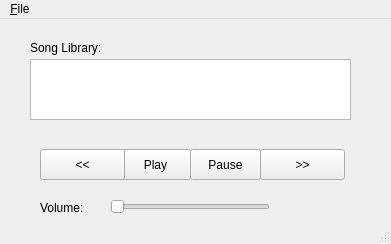
Before: the Qt Designer form MainWindow.ui in Jsinclairisto/QT_Project, drawn with Qt 5.
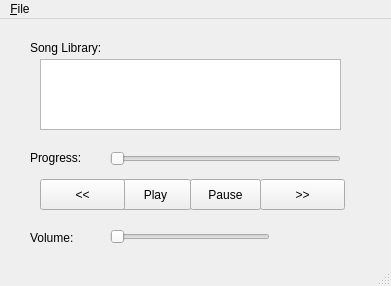
After: the same form once the commit is applied.

Commit message: 5th commit of qt music player. The progress bar works!

Diff of the .ui file:
```diff
--- a/MainWindow.ui
+++ b/MainWindow.ui
@@ -7,7 +7,7 @@
     <x>0</x>
     <y>0</y>
     <width>391</width>
-    <height>244</height>
+    <height>286</height>
    </rect>
   </property>
   <property name="windowTitle">
@@ -18,7 +18,7 @@
     <property name="geometry">
      <rect>
       <x>120</x>
-      <y>130</y>
+      <y>160</y>
       <width>71</width>
       <height>31</height>
      </rect>
@@ -31,7 +31,7 @@
     <property name="geometry">
      <rect>
       <x>260</x>
-      <y>130</y>
+      <y>160</y>
       <width>85</width>
       <height>31</height>
      </rect>
@@ -44,7 +44,7 @@
     <property name="geometry">
      <rect>
       <x>40</x>
-      <y>130</y>
+      <y>160</y>
       <width>85</width>
       <height>31</height>
      </rect>
@@ -56,8 +56,8 @@
    <widget class="QLabel" name="label">
     <property name="geometry">
      <rect>
-      <x>40</x>
-      <y>180</y>
+      <x>30</x>
+      <y>210</y>
       <width>67</width>
       <height>17</height>
      </rect>
@@ -70,7 +70,7 @@
     <property name="geometry">
      <rect>
       <x>110</x>
-      <y>180</y>
+      <y>210</y>
       <width>160</width>
       <height>16</height>
      </rect>
@@ -83,7 +83,7 @@
     <property name="geometry">
      <rect>
       <x>190</x>
-      <y>130</y>
+      <y>160</y>
       <width>71</width>
       <height>31</height>
      </rect>
@@ -92,16 +92,6 @@
      <string>Pause</string>
     </property>
    </widget>
-   <widget class="QListView" name="song_library">
-    <property name="geometry">
-     <rect>
-      <x>30</x>
-      <y>40</y>
-      <width>321</width>
-      <height>61</height>
-     </rect>
-    </property>
-   </widget>
    <widget class="QLabel" name="label_2">
     <property name="geometry">
      <rect>
@@ -115,6 +105,42 @@
      <string>Song Library:</string>
     </property>
    </widget>
+   <widget class="QListWidget" name="listWidget">
+    <property name="geometry">
+     <rect>
+      <x>40</x>
+      <y>40</y>
+      <width>301</width>
+      <height>71</height>
+     </rect>
+    </property>
+   </widget>
+   <widget class="QSlider" name="progress_bar">
+    <property name="geometry">
+     <rect>
+      <x>110</x>
+      <y>130</y>
+      <width>231</width>
+      <height>20</height>
+     </rect>
+    </property>
+    <property name="orientation">
+     <enum>Qt::Horizontal</enum>
+    </property>
+   </widget>
+   <widget class="QLabel" name="label_3">
+    <property name="geometry">
+     <rect>
+      <x>30</x>
+      <y>130</y>
+      <width>67</width>
+      <height>17</height>
+     </rect>
+    </property>
+    <property name="text">
+     <string>Progress:</string>
+    </property>
+   </widget>
   </widget>
   <widget class="QMenuBar" name="menubar">
    <property name="geometry">
```
The commit also changes 1 other file.
